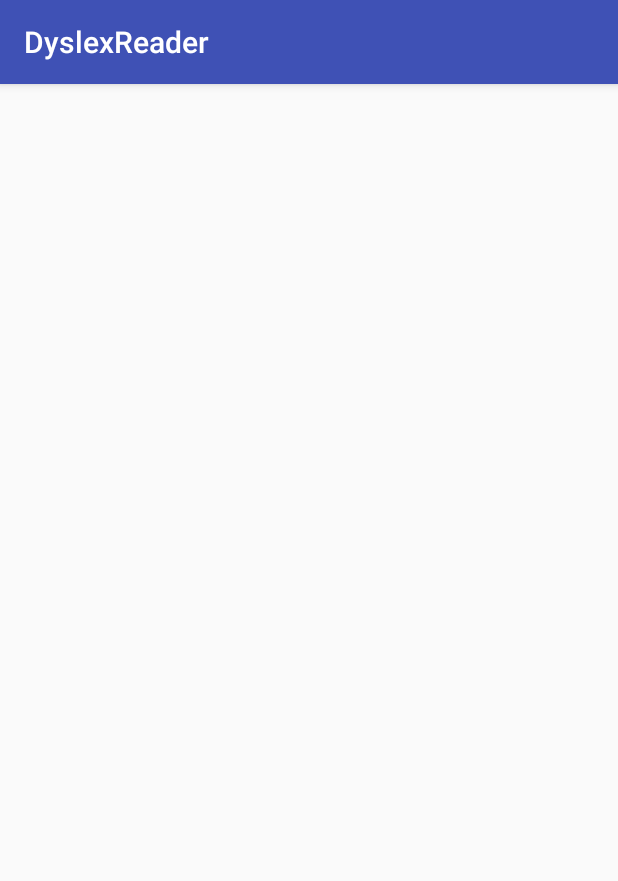
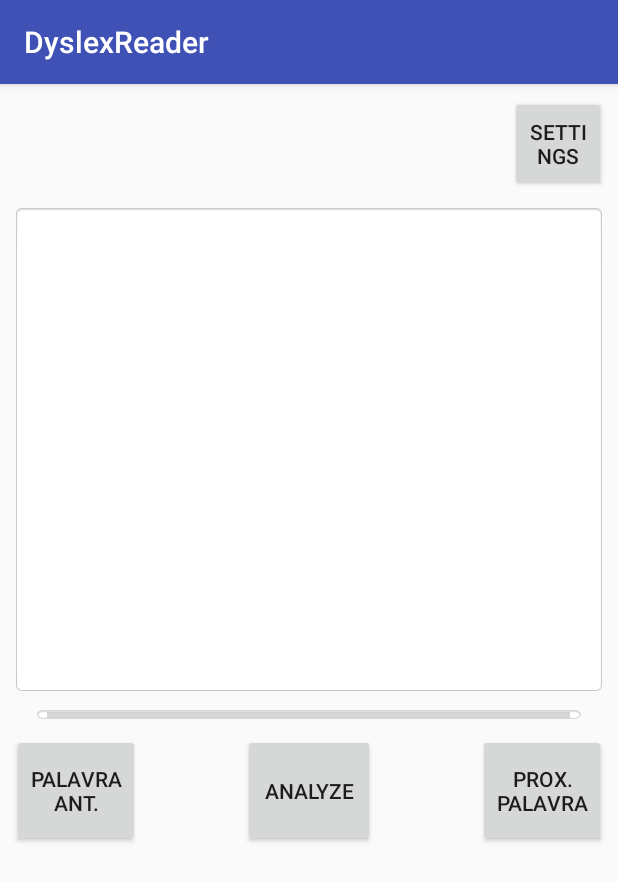
Before and after one commit to jvlsg/DyslexReader, an Android app: the ReaderActivity screen opened directly, with no data from a screen before it, on a phone screen of 412 x 824 dp. Shown: the top 881 px of the screen. Run offline under Robolectric (Android 15) with nearby library versions, the phone set to English and light mode, and no system bars.

Commit message:
Início da construção do ReaderActivity
- Comentários adicionados em todos os arquivos
- Interface básica do ReaderActivity criada
- AnalysisActivity criada

```diff
--- a/DyslexReader/app/src/main/AndroidManifest.xml
+++ b/DyslexReader/app/src/main/AndroidManifest.xml
@@ -16,7 +16,8 @@
                 <category android:name="android.intent.category.LAUNCHER" />
             </intent-filter>
         </activity>
-        <activity android:name=".ReaderActivity"></activity>
+        <activity android:name=".ReaderActivity" />
+        <activity android:name=".AnalysisActivity"></activity>
     </application>
 
 </manifest>
--- /dev/null
+++ b/DyslexReader/app/src/main/java/cognitiva/dyslexreader/AnalysisActivity.java
@@ -0,0 +1,13 @@
+package cognitiva.dyslexreader;
+
+import android.support.v7.app.AppCompatActivity;
+import android.os.Bundle;
+
+public class AnalysisActivity extends AppCompatActivity {
+
+    @Override
+    protected void onCreate(Bundle savedInstanceState) {
+        super.onCreate(savedInstanceState);
+        setContentView(R.layout.activity_analysis);
+    }
+}
--- a/DyslexReader/app/src/main/java/cognitiva/dyslexreader/ReaderActivity.java
+++ b/DyslexReader/app/src/main/java/cognitiva/dyslexreader/ReaderActivity.java
@@ -1,13 +1,78 @@
 package cognitiva.dyslexreader;
 
+import android.content.Intent;
 import android.support.v7.app.AppCompatActivity;
 import android.os.Bundle;
+import android.view.View;
+import android.widget.Button;
+import android.widget.ProgressBar;
+import android.widget.TextView;
 
 public class ReaderActivity extends AppCompatActivity {
+
+    /**
+     * Tudo que será usado da interface está aqui
+     */
+    Button btnNextWord;
+    Button btnPreviousWord;
+    Button btnSettings;
+    Button btnAnalyzeWord;
+    ProgressBar pbReadingProgress;
+    TextView tvMainText;
+
+    //O texto que foi mandado da MainActivity
+    String text;
 
     @Override
     protected void onCreate(Bundle savedInstanceState) {
         super.onCreate(savedInstanceState);
         setContentView(R.layout.activity_reader);
+
+        //Pega o texto da MainActivity
+        text = getIntent().getStringExtra("text");
     }
+
+    /**
+     * Para iniciar os settings
+     *
+     * @param v
+     * Você não usa
+     */
+    public void onClickSettings (View v)
+    {
+
+    }
+
+    /**
+     * Quando clicar, ir pra próxima palavra
+     * @param v
+     */
+    public void onClickNextWord (View v)
+    {
+
+    }
+
+    /**
+     * Ir para a palavra anterior
+     * @param v
+     */
+    public void onClickPreviousWord (View v)
+    {
+
+    }
+
+    /**
+     * Analisa a palavra atual
+     * @param v
+     */
+    public void onClickAnalyze (View v)
+    {
+        Intent intent = new Intent(getBaseContext(), ReaderActivity.class);
+        /**
+         * Inserir aqui que devemos pegar a palavra atual e mandar pra próxima activity
+         */
+        startActivity(intent);
+    }
+
+
 }
--- /dev/null
+++ b/DyslexReader/app/src/main/res/layout/activity_analysis.xml
@@ -0,0 +1,9 @@
+<?xml version="1.0" encoding="utf-8"?>
+<android.support.constraint.ConstraintLayout xmlns:android="http://schemas.android.com/apk/res/android"
+    xmlns:app="http://schemas.android.com/apk/res-auto"
+    xmlns:tools="http://schemas.android.com/tools"
+    android:layout_width="match_parent"
+    android:layout_height="match_parent"
+    tools:context=".AnalysisActivity">
+
+</android.support.constraint.ConstraintLayout>
--- a/DyslexReader/app/src/main/res/layout/activity_reader.xml
+++ b/DyslexReader/app/src/main/res/layout/activity_reader.xml
@@ -6,4 +6,80 @@
     android:layout_height="match_parent"
     tools:context=".ReaderActivity">
 
+    <TextView
+        android:id="@+id/tvMainText"
+        android:layout_width="0dp"
+        android:layout_height="327dp"
+        android:layout_marginEnd="8dp"
+        android:layout_marginLeft="8dp"
+        android:layout_marginRight="8dp"
+        android:layout_marginStart="8dp"
+        android:layout_marginTop="8dp"
+        android:background="@android:drawable/editbox_background"
+        app:layout_constraintEnd_toEndOf="parent"
+        app:layout_constraintStart_toStartOf="parent"
+        app:layout_constraintTop_toBottomOf="@+id/btnSettings" />
+
+    <Button
+        android:id="@+id/btnNextWord"
+        android:layout_width="85dp"
+        android:layout_height="75dp"
+        android:layout_marginEnd="8dp"
+        android:layout_marginRight="8dp"
+        android:layout_marginTop="8dp"
+        android:text="@string/btnNextWordLabel"
+        app:layout_constraintEnd_toEndOf="parent"
+        app:layout_constraintTop_toBottomOf="@+id/pbReadingProgress" />
+
+    <Button
+        android:id="@+id/btnPreviousWord"
+        android:layout_width="85dp"
+        android:layout_height="75dp"
+        android:layout_marginLeft="8dp"
+        android:layout_marginStart="8dp"
+        android:layout_marginTop="8dp"
+        android:text="@string/btnPreviousWordLabel"
+        app:layout_constraintStart_toStartOf="parent"
+        app:layout_constraintTop_toBottomOf="@+id/pbReadingProgress" />
+
+    <Button
+        android:id="@+id/btnSettings"
+        android:layout_width="64dp"
+        android:layout_height="64dp"
+        android:layout_marginEnd="8dp"
+        android:layout_marginRight="8dp"
+        android:layout_marginTop="8dp"
+        android:text="@string/btnSettingsLabel"
+        app:layout_constraintEnd_toEndOf="parent"
+        app:layout_constraintTop_toTopOf="parent" />
+
+    <Button
+        android:id="@+id/btnAnalyzeWord"
+        android:layout_width="wrap_content"
+        android:layout_height="75dp"
+        android:layout_marginEnd="8dp"
+        android:layout_marginLeft="8dp"
+        android:layout_marginRight="8dp"
+        android:layout_marginStart="8dp"
+        android:layout_marginTop="8dp"
+        android:text="@string/btnAnalyzeWordLabel"
+        app:layout_constraintEnd_toStartOf="@+id/btnNextWord"
+        app:layout_constraintStart_toEndOf="@+id/btnPreviousWord"
+        app:layout_constraintTop_toBottomOf="@+id/pbReadingProgress" />
+
+    <ProgressBar
+        android:id="@+id/pbReadingProgress"
+        style="?android:attr/progressBarStyleHorizontal"
+        android:layout_width="368dp"
+        android:layout_height="10dp"
+        android:layout_marginEnd="8dp"
+        android:layout_marginLeft="8dp"
+        android:layout_marginRight="8dp"
+        android:layout_marginStart="8dp"
+        android:layout_marginTop="8dp"
+        android:background="@android:drawable/editbox_background"
+        app:layout_constraintEnd_toEndOf="parent"
+        app:layout_constraintStart_toStartOf="parent"
+        app:layout_constraintTop_toBottomOf="@+id/tvMainText" />
+
 </android.support.constraint.ConstraintLayout>
--- a/DyslexReader/app/src/main/res/values/strings.xml
+++ b/DyslexReader/app/src/main/res/values/strings.xml
@@ -12,10 +12,10 @@
     <!-- READER ACTIVITY  -->
     <string name="btnNextWordLabel">Prox. Palavra</string>
     <string name="btnPreviousWordLabel">Palavra Ant.</string>
-    <string name="btnAnalyzeWordLabel">Analyzre</string>
+    <string name="btnAnalyzeWordLabel">Analyze</string>
 
     <!-- ANALYSIS ACTIVITY  -->
-    <string name="btnPronunciationLabel">Analyze</string>
+    <string name="btnPronunciationLabel">Play sound</string>
     <string name="file">FILE</string>
 
 
```
Also changed, not shown: DyslexReader/app/src/main/java/cognitiva/dyslexreader/MainActivity.java (+7 -0 lines).
